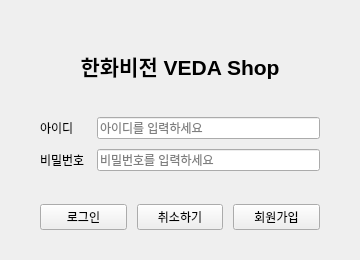
Above: CustomerManagementSystem/loginwidget.ui from namgilwoo999/2026-VEDA-Team4 before the change. Below: the same form after it.
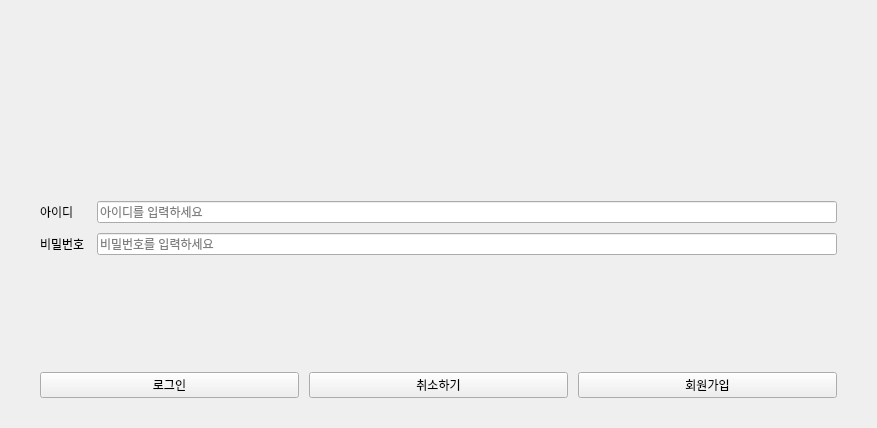
That is the form after the change. Icons and pictures are not drawn.

What changed in the file:
```diff
--- a/CustomerManagementSystem/loginwidget.ui
+++ b/CustomerManagementSystem/loginwidget.ui
@@ -6,8 +6,8 @@
    <rect>
     <x>0</x>
     <y>0</y>
-    <width>360</width>
-    <height>260</height>
+    <width>877</width>
+    <height>428</height>
    </rect>
   </property>
   <property name="windowTitle">
@@ -38,7 +38,10 @@
       </font>
      </property>
      <property name="text">
-      <string>한화비전 VEDA Shop</string>
+      <string/>
+     </property>
+     <property name="pixmap">
+      <pixmap resource="resources.qrc">:/VEDA.png</pixmap>
      </property>
      <property name="alignment">
       <set>Qt::AlignmentFlag::AlignCenter</set>
```
Left out of the diff: 4 changed lines with no effect on the pictures.
